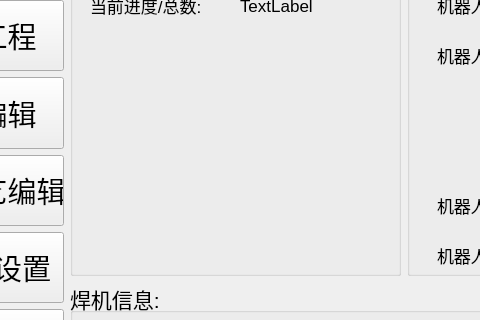
This is qtweldingdlg.ui in qubo188612/qtwelding as Qt 5 draws it before an edit; both pictures show x 118 to 598 and y 166 to 486 of the 1408 by 790 pixel window. The edited form follows.
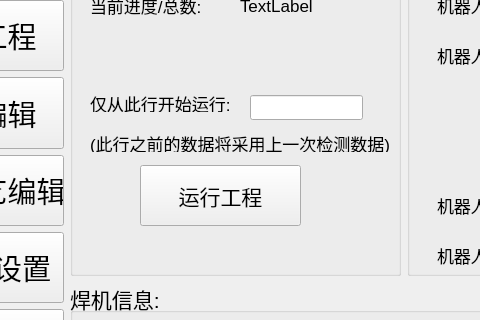
This is the edited form.

Patch:
```diff
--- a/qtweldingdlg.ui
+++ b/qtweldingdlg.ui
@@ -1197,6 +1197,65 @@
          <string>TextLabel</string>
         </property>
        </widget>
+       <widget class="QPushButton" name="projectskiprunBtn">
+        <property name="geometry">
+         <rect>
+          <x>70</x>
+          <y>320</y>
+          <width>161</width>
+          <height>61</height>
+         </rect>
+        </property>
+        <property name="text">
+         <string>运行工程</string>
+        </property>
+       </widget>
+       <widget class="QLineEdit" name="projectskiplineEdit">
+        <property name="geometry">
+         <rect>
+          <x>180</x>
+          <y>250</y>
+          <width>113</width>
+          <height>25</height>
+         </rect>
+        </property>
+       </widget>
+       <widget class="QLabel" name="label_5">
+        <property name="geometry">
+         <rect>
+          <x>20</x>
+          <y>250</y>
+          <width>151</width>
+          <height>17</height>
+         </rect>
+        </property>
+        <property name="font">
+         <font>
+          <pointsize>13</pointsize>
+         </font>
+        </property>
+        <property name="text">
+         <string>仅从此行开始运行:</string>
+        </property>
+       </widget>
+       <widget class="QLabel" name="label_40">
+        <property name="geometry">
+         <rect>
+          <x>20</x>
+          <y>290</y>
+          <width>301</width>
+          <height>17</height>
+         </rect>
+        </property>
+        <property name="font">
+         <font>
+          <pointsize>13</pointsize>
+         </font>
+        </property>
+        <property name="text">
+         <string>(此行之前的数据将采用上一次检测数据)</string>
+        </property>
+       </widget>
       </widget>
      </item>
      <item>
```
